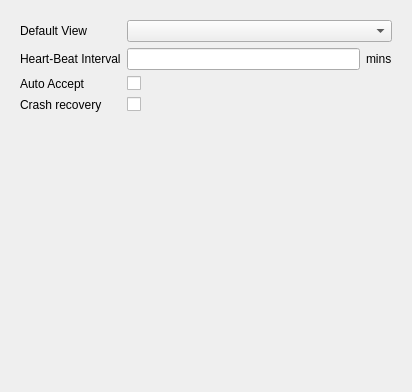
The window that Qt/Components/Resources/UI/pqApplicationOptions.ui (matthb2/ParaView-beforekitwareswtichedtogit) describes before a commit, drawn with Qt 5.
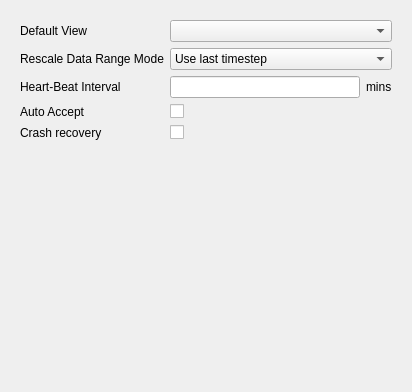
The same window after the commit. Custom widgets are drawn as their Qt base class.

Commit message: BUG: Fixed BUG #10062. * When a data file is opened, ParaView goes to the last timestep by default.   Thus the array ranges will automatically use the last timestep. * Adding settings to Edit | Settings dialog that can be used to change this   behavior, to either use the current timestep (original paraview behavior) or   grow every timestep.

```diff
--- a/Qt/Components/Resources/UI/pqApplicationOptions.ui
+++ b/Qt/Components/Resources/UI/pqApplicationOptions.ui
@@ -31,14 +31,14 @@
        <item row="0" column="1" colspan="2">
         <widget class="QComboBox" name="DefaultViewType"/>
        </item>
-       <item row="1" column="0">
+       <item row="2" column="0">
         <widget class="QLabel" name="label">
          <property name="text">
           <string>Heart-Beat Interval</string>
          </property>
         </widget>
        </item>
-       <item row="1" column="1">
+       <item row="2" column="1">
         <widget class="QLineEdit" name="HeartBeatTimeout">
          <property name="toolTip">
           <string>&lt;html&gt;&lt;p&gt;Set the interval in &lt;b&gt;minutes&lt;/b&gt; after which the client sends a heart beat message to the server to avoid connection termination due to inactivity. &lt;b&gt;0&lt;/b&gt; means no heartbeats.&lt;/p&gt;&lt;/html&gt;</string>
@@ -51,7 +51,7 @@
          </property>
         </widget>
        </item>
-       <item row="1" column="2">
+       <item row="2" column="2">
         <widget class="QLabel" name="label_2">
          <property name="sizePolicy">
           <sizepolicy hsizetype="Fixed" vsizetype="Fixed">
@@ -64,35 +64,35 @@
          </property>
         </widget>
        </item>
-       <item row="2" column="0">
+       <item row="3" column="0">
         <widget class="QLabel" name="label_3">
          <property name="text">
           <string>Auto Accept</string>
          </property>
         </widget>
        </item>
-       <item row="2" column="1">
+       <item row="3" column="1">
         <widget class="QCheckBox" name="AutoAccept">
          <property name="text">
           <string/>
          </property>
         </widget>
        </item>
-       <item row="3" column="0">
+       <item row="4" column="0">
         <widget class="QLabel" name="label_5">
          <property name="text">
           <string>Crash recovery</string>
          </property>
         </widget>
        </item>
-       <item row="3" column="1">
+       <item row="4" column="1">
         <widget class="QCheckBox" name="CrashRecovery">
          <property name="text">
           <string/>
          </property>
         </widget>
        </item>
-       <item row="4" column="0" colspan="3">
+       <item row="5" column="0" colspan="3">
         <spacer>
          <property name="orientation">
           <enum>Qt::Vertical</enum>
@@ -105,6 +105,39 @@
          </property>
         </spacer>
        </item>
+       <item row="1" column="0">
+        <widget class="QLabel" name="label_7">
+         <property name="text">
+          <string>Rescale Data Range Mode</string>
+         </property>
+        </widget>
+       </item>
+       <item row="1" column="1" colspan="2">
+        <widget class="QComboBox" name="RescaleDataRangeMode">
+         <property name="toolTip">
+          <string>&lt;!DOCTYPE HTML PUBLIC &quot;-//W3C//DTD HTML 4.0//EN&quot; &quot;http://www.w3.org/TR/REC-html40/strict.dtd&quot;&gt;
+&lt;html&gt;&lt;head&gt;&lt;meta name=&quot;qrichtext&quot; content=&quot;1&quot; /&gt;&lt;style type=&quot;text/css&quot;&gt;
+p, li { white-space: pre-wrap; }
+&lt;/style&gt;&lt;/head&gt;&lt;body style=&quot; font-family:'Helvetica'; font-size:9pt; font-weight:400; font-style:normal;&quot;&gt;
+&lt;p align=&quot;justify&quot; style=&quot; margin-top:0px; margin-bottom:0px; margin-left:0px; margin-right:0px; -qt-block-indent:0; text-indent:0px;&quot;&gt;This controls the scaling of color table ranges for datasets with multiple timesteps.&lt;/p&gt;&lt;/body&gt;&lt;/html&gt;</string>
+         </property>
+         <item>
+          <property name="text">
+           <string>Use last timestep</string>
+          </property>
+         </item>
+         <item>
+          <property name="text">
+           <string>Use current timestep</string>
+          </property>
+         </item>
+         <item>
+          <property name="text">
+           <string>Grow every timestep</string>
+          </property>
+         </item>
+        </widget>
+       </item>
       </layout>
      </widget>
      <widget class="QWidget" name="Colors">
```
Left out of the diff: 4 changed lines with no effect on the pictures. The commit also changes 5 other files.
